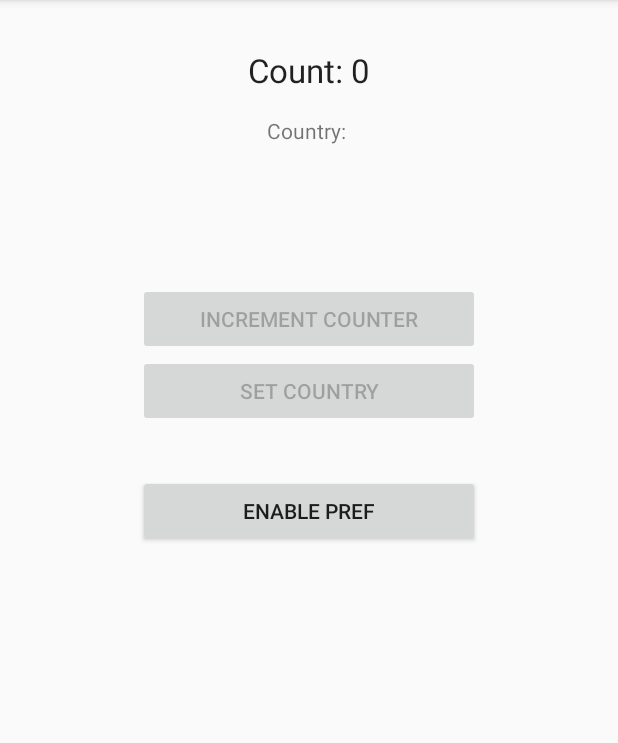
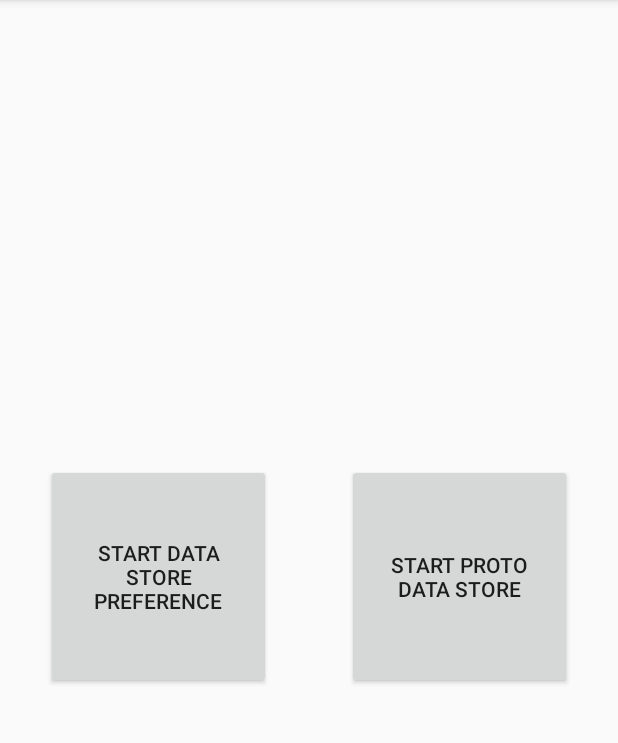
Before and after one commit to pratik-philips/DataStore-Android-Demo, an Android app: the screen it shows after launch (TestDataStorePreferenceActivity before the commit, TestActivity after it), on a phone screen of 412 x 824 dp, the part 84-827 px from its top. Run offline under Robolectric (Android 15) with nearby library versions, the phone set to English and light mode, and no system bars.

Commit message:
Added the activity which will decide which path to take, preferences or data store, added respective screens, fucntionality and view models.

```diff
--- a/app/src/main/AndroidManifest.xml
+++ b/app/src/main/AndroidManifest.xml
@@ -11,13 +11,15 @@
         android:testOnly="false"
         android:theme="@style/Theme.DataStoreTest">
         <activity
-            android:name="datastorehelper.TestDataStorePreferenceActivity"
+            android:name="datastorehelper.TestActivity"
             android:label="Data Store">
             <intent-filter>
                 <category android:name="android.intent.category.LAUNCHER" />
                 <action android:name="android.intent.action.MAIN" />
             </intent-filter>
         </activity>
+        <activity android:name="datastorehelper.TestDataStorePreferenceActivity" />
+        <activity android:name="datastorehelper.TestProtoDataStoreActivity" />
     </application>
 
 </manifest>
--- a/app/src/main/java/datastorehelper/SettingsDataStoreHelper.kt
+++ b/app/src/main/java/datastorehelper/SettingsDataStoreHelper.kt
@@ -8,8 +8,11 @@ import androidx.datastore.dataStore
 import androidx.datastore.preferences.protobuf.InvalidProtocolBufferException
 import androidx.lifecycle.LiveData
 import androidx.lifecycle.asLiveData
+import kotlinx.coroutines.CoroutineScope
+import kotlinx.coroutines.Dispatchers
 import kotlinx.coroutines.flow.first
 import kotlinx.coroutines.flow.map
+import kotlinx.coroutines.launch
 import kotlinx.coroutines.runBlocking
 import java.io.InputStream
 import java.io.OutputStream
@@ -20,7 +23,7 @@ val Context.settingsDataStore: DataStore<Settings> by dataStore(
     serializer = SettingsSerializer
 )
 
-class SettingsHelper(private val context: Context) {
+class SettingsDataStoreHelper(private val context: Context) {
 
     val getCounter: LiveData<Int> = context.settingsDataStore.data
         .map { settings ->
@@ -47,7 +50,6 @@ class SettingsHelper(private val context: Context) {
     }
 }
 
-
 @Suppress("BlockingMethodInNonBlockingContext")
 object SettingsSerializer : Serializer<Settings> {
 
--- a/app/src/main/java/datastorehelper/TestActivity.kt
+++ b/app/src/main/java/datastorehelper/TestActivity.kt
@@ -1,4 +1,24 @@
 package datastorehelper
 
-class TestActivity {
+import android.content.Intent
+import android.os.Bundle
+import androidx.appcompat.app.AppCompatActivity
+import com.example.datastorehelper.R
+import kotlinx.android.synthetic.main.home_activity.*
+
+class TestActivity : AppCompatActivity() {
+
+    override fun onCreate(savedInstanceState: Bundle?) {
+        super.onCreate(savedInstanceState)
+        setContentView(R.layout.home_activity)
+
+        start_preference_storage.setOnClickListener {
+            startActivity(Intent(this, TestDataStorePreferenceActivity::class.java))
+        }
+
+        start_proto_data_store.setOnClickListener {
+            startActivity(Intent(this, TestProtoDataStoreActivity::class.java))
+        }
+    }
+
 }
--- /dev/null
+++ b/app/src/main/res/layout/home_activity.xml
@@ -0,0 +1,32 @@
+<?xml version="1.0" encoding="utf-8"?>
+<androidx.constraintlayout.widget.ConstraintLayout xmlns:android="http://schemas.android.com/apk/res/android"
+    android:layout_width="match_parent"
+    android:layout_height="match_parent"
+    xmlns:app="http://schemas.android.com/apk/res-auto"
+    xmlns:tools="http://schemas.android.com/tools">
+
+    <Button
+        android:id="@+id/start_preference_storage"
+        android:layout_width="150dp"
+        android:layout_height="150dp"
+        app:layout_constraintTop_toTopOf="parent"
+        app:layout_constraintBottom_toBottomOf="parent"
+        app:layout_constraintLeft_toLeftOf="parent"
+        app:layout_constraintRight_toLeftOf="@id/start_proto_data_store"
+        android:layout_margin="20dp"
+        android:text="Start Data Store Preference"
+        tools:ignore="HardcodedText"/>
+
+    <Button
+        android:id="@+id/start_proto_data_store"
+        android:layout_width="150dp"
+        android:layout_height="150dp"
+        app:layout_constraintLeft_toRightOf="@+id/start_preference_storage"
+        app:layout_constraintTop_toTopOf="parent"
+        app:layout_constraintBottom_toBottomOf="parent"
+        app:layout_constraintRight_toRightOf="parent"
+        android:layout_margin="20dp"
+        android:text="Start Proto Data Store"
+        tools:ignore="HardcodedText"/>
+
+</androidx.constraintlayout.widget.ConstraintLayout>
```
Also changed, not shown: app/src/main/java/datastorehelper/SettingsDataStoreViewModel.kt (added, +37 -0 lines), app/src/main/java/datastorehelper/TestProtoDataStoreActivity.kt (+46 -1 lines), app/src/main/res/layout/proto_data_store_activity.xml (added, +78 -0 lines).
